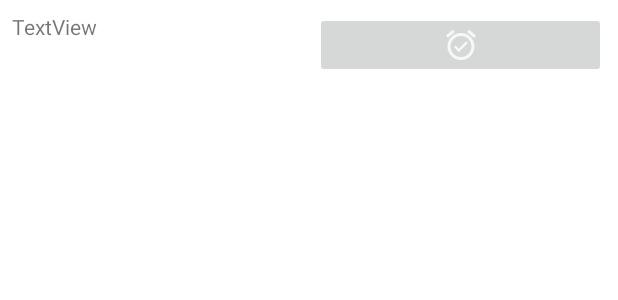
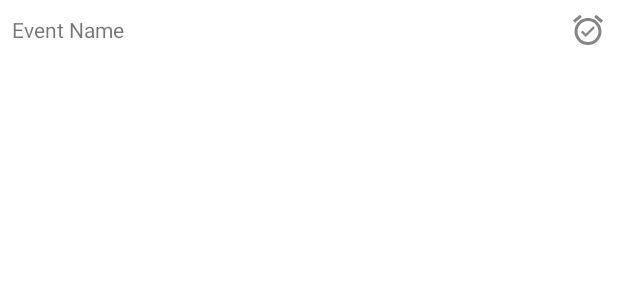
Before and after one commit to fsampson30/DateReport, an Android app: the layout item_event.xml on its own in the app's theme, with its tools: preview values and no code run, on a phone screen of 412 x 824 dp. Shown: the top 300 px of the screen. Run offline under Robolectric (Android 15) with nearby library versions, the phone set to English and light mode, and no system bars.

Commit message:
Main Activity and EventAdapter created.

```diff
--- a/app/src/main/java/com/sampson/datereport/MainActivity.kt
+++ b/app/src/main/java/com/sampson/datereport/MainActivity.kt
@@ -4,8 +4,10 @@ import androidx.appcompat.app.AppCompatActivity
 import android.os.Bundle
 import android.widget.TextView
 import android.widget.Toast
+import androidx.recyclerview.widget.LinearLayoutManager
 import androidx.recyclerview.widget.RecyclerView
 import com.google.android.material.floatingactionbutton.FloatingActionButton
+import com.sampson.datereport.controller.EventAdapter
 import com.sampson.datereport.controller.returnDayofWeek
 import com.sampson.datereport.controller.returnTodaysDate
 
@@ -19,6 +21,10 @@ class MainActivity : AppCompatActivity() {
         val fabAddEvent = findViewById<FloatingActionButton>(R.id.fltBtnAddEvent)
         val rvEventList = findViewById<RecyclerView>(R.id.rvMainActivityEvents)
 
+        val adapter = EventAdapter(baseContext)
+        rvEventList.layoutManager = LinearLayoutManager(baseContext)
+        rvEventList.adapter = adapter
+
         txtDate.text = " ${returnDayofWeek()} ${returnTodaysDate()}"
 
         fabAddEvent.setOnClickListener {
--- a/app/src/main/res/layout/item_event.xml
+++ b/app/src/main/res/layout/item_event.xml
@@ -1,6 +1,7 @@
 <?xml version="1.0" encoding="utf-8"?>
 <androidx.constraintlayout.widget.ConstraintLayout xmlns:android="http://schemas.android.com/apk/res/android"
     xmlns:app="http://schemas.android.com/apk/res-auto"
+    xmlns:tools="http://schemas.android.com/tools"
     android:layout_width="match_parent"
     android:layout_height="match_parent">
 
@@ -15,17 +16,20 @@
         app:layout_constraintTop_toTopOf="parent">
 
         <TextView
-            android:id="@+id/itemEventName"
+            android:id="@+id/txtItemEventName"
             android:layout_width="wrap_content"
             android:layout_height="wrap_content"
+            android:layout_gravity="center_vertical"
             android:layout_weight="1"
-            android:text="TextView" />
+            tools:text="Event Name" />
 
         <ImageButton
-            android:id="@+id/imageButton"
+            android:id="@+id/imgBtnItemEventNotify"
             android:layout_width="wrap_content"
             android:layout_height="wrap_content"
-            android:layout_weight="1"
-            app:srcCompat="@drawable/ic_alarm_on_dark" />
+            android:layout_gravity="start"
+            android:layout_weight="0"
+            android:background="#FFFFFF"
+            android:src="@drawable/ic_alarm_on_light" />
     </LinearLayout>
 </androidx.constraintlayout.widget.ConstraintLayout>
```
Also changed, not shown: app/src/main/java/com/sampson/datereport/controller/EventAdapter.kt (+24 -6 lines).
